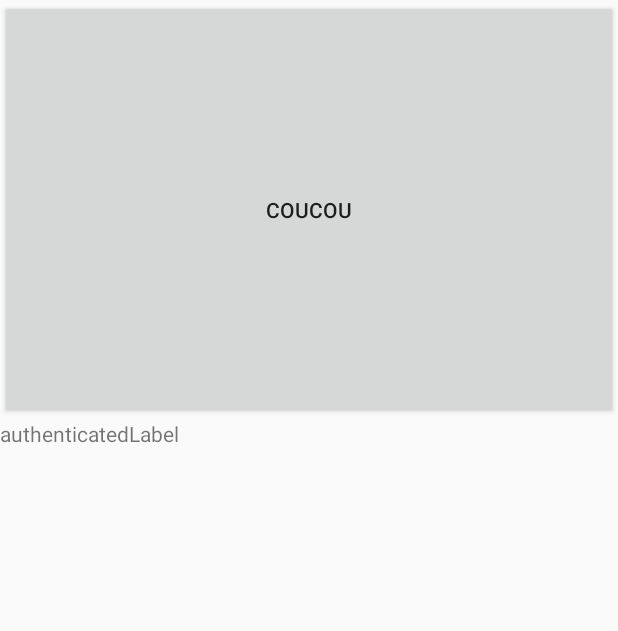
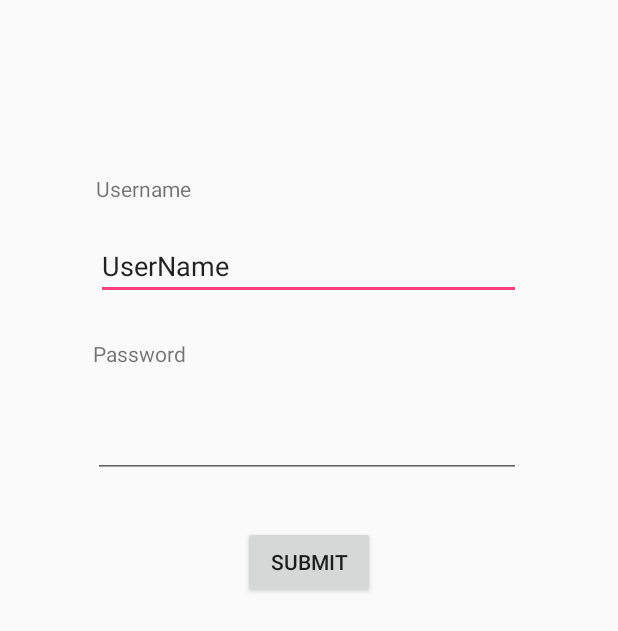
Before and after one commit to TanguyLe/WAT, an Android app: the screen it shows after launch (MainActivity before the commit, AuthenticationActivity after it), on a phone screen of 412 x 824 dp. Shown: the top 631 px of the screen. Run offline under Robolectric (Android 15) with nearby library versions, the phone set to English and light mode, and no system bars.

Commit message:
Minimal Authentication Form

```diff
--- a/app/src/main/AndroidManifest.xml
+++ b/app/src/main/AndroidManifest.xml
@@ -8,13 +8,13 @@
         android:label="@string/app_name"
         android:supportsRtl="true"
         android:theme="@style/AppTheme">
-        <activity android:name=".MainActivity">
+        <activity android:name=".AuthenticationActivity">
             <intent-filter>
                 <action android:name="android.intent.action.MAIN" />
-
                 <category android:name="android.intent.category.LAUNCHER" />
             </intent-filter>
         </activity>
+        <activity android:name=".ExerciceActivity"/>
     </application>
 
 </manifest>
--- /dev/null
+++ b/app/src/main/java/com/studio/tlfam/wat/AuthenticationActivity.java
@@ -0,0 +1,45 @@
+package com.studio.tlfam.wat;
+
+import android.app.Activity;
+import android.content.Intent;
+import android.os.Bundle;
+import android.text.Editable;
+import android.view.View;
+import android.widget.Button;
+import android.widget.TextView;
+import android.widget.EditText;
+
+/**
+ * Created by tanguy on 09/01/17.
+ */
+
+public class AuthenticationActivity extends Activity {
+
+    TextView myTextViewUsername = null, myTextViewPassword = null;
+    EditText myEditTextUsername = null, myEditTextPassword = null;
+    Button submitButton = null;
+
+    private View.OnClickListener clickListenerButtons = new View.OnClickListener() {
+        @Override
+        public void onClick(View v) {
+            Intent myIntent = new Intent(AuthenticationActivity.this, ExerciceActivity.class);
+            myIntent.putExtra("username", myEditTextUsername.getText().toString());
+            myIntent.putExtra("password", myEditTextPassword.getText().toString());
+            AuthenticationActivity.this.startActivity(myIntent);
+        }
+    };
+
+    protected void onCreate(Bundle savedInstanceState) {
+        super.onCreate(savedInstanceState);
+        setContentView(R.layout.authentication_form);
+
+        myTextViewUsername = (TextView)findViewById(R.id.usernameLabel);
+        myTextViewPassword = (TextView)findViewById(R.id.passwordLabel);
+        myEditTextUsername = (EditText)findViewById(R.id.usernameField);
+        myEditTextPassword = (EditText)findViewById(R.id.passwordField);
+        submitButton = (Button)findViewById(R.id.submitButton);
+
+        submitButton.setOnClickListener(clickListenerButtons);
+
+    }
+}
--- a/app/src/main/java/com/studio/tlfam/wat/MainActivity.java
+++ /dev/null
@@ -1,45 +0,0 @@
-package com.studio.tlfam.wat;
-
-import android.app.Activity;
-import android.content.DialogInterface;
-import android.os.Bundle;
-import android.support.v4.widget.TextViewCompat;
-import android.view.MotionEvent;
-import android.view.View;
-import android.widget.Button;
-import android.widget.TextView;
-
-
-public class MainActivity extends Activity {
-    Button monbouton = null;
-    TextView myText = null;
-
-
-    private View.OnClickListener clickListenerButtons = new View.OnClickListener() {
-        @Override
-        public void onClick(View v) {
-            if(monbouton.getText() == "Yolo")
-                monbouton.setText("Lala");
-            else
-                monbouton.setText("Yolo");
-        }
-    };
-
-    private View.OnTouchListener touchListenerButtons = new View.OnTouchListener() {
-        @Override
-        public boolean onTouch(View v, MotionEvent event) {
-            monbouton.setTextSize(Math.abs(event.getX() - monbouton.getWidth() / 2) +
-                                  Math.abs(event.getY() - monbouton.getHeight() / 2));
-            return true;
-        }
-    };
-
-    @Override
-    protected void onCreate(Bundle savedInstanceState) {
-        super.onCreate(savedInstanceState);
-        setContentView(R.layout.exercice_layout);
-
-        monbouton = (Button)findViewById(R.id.bouton);
-        monbouton.setOnTouchListener(touchListenerButtons);
-    }
-}
--- a/app/src/main/res/layout/authentication_form.xml
+++ b/app/src/main/res/layout/authentication_form.xml
@@ -32,22 +32,11 @@
             android:text="Password"
             android:layout_width="wrap_content"
             android:layout_height="wrap_content"
-            android:id="@+id/PasswordLabel"
+            android:id="@+id/passwordLabel"
             android:layout_below="@+id/usernameField"
             android:layout_alignLeft="@+id/passwordField"
             android:layout_alignStart="@+id/passwordField"
             android:layout_marginTop="26dp" />
-
-        <EditText
-            android:layout_width="285dp"
-            android:layout_height="wrap_content"
-            android:inputType="textPassword"
-            android:ems="10"
-            android:id="@+id/passwordField"
-            android:layout_below="@+id/PasswordLabel"
-            android:layout_alignRight="@+id/usernameField"
-            android:layout_alignEnd="@+id/usernameField"
-            android:layout_marginTop="27dp" />
 
         <Button
             android:text="Submit"
@@ -57,5 +46,16 @@
             android:layout_centerHorizontal="true"
             android:layout_marginTop="77dp"
             android:id="@+id/submitButton" />
+
+        <EditText
+            android:layout_width="285dp"
+            android:layout_height="wrap_content"
+            android:inputType="textPassword"
+            android:ems="10"
+            android:id="@+id/passwordField"
+            android:layout_marginTop="28dp"
+            android:layout_below="@+id/passwordLabel"
+            android:layout_alignRight="@+id/usernameField"
+            android:layout_alignEnd="@+id/usernameField" />
     </RelativeLayout>
 </LinearLayout>
--- a/app/src/main/res/layout/exercice_layout.xml
+++ b/app/src/main/res/layout/exercice_layout.xml
@@ -6,7 +6,7 @@
     android:weightSum="1">
 
     <Button
-        android:id="@+id/bouton"
+        android:id="@+id/button1"
         android:layout_width="fill_parent"
         android:layout_height="279dp"
         android:layout_gravity="center"
@@ -16,7 +16,7 @@
         android:text="authenticatedLabel"
         android:layout_width="match_parent"
         android:layout_height="wrap_content"
-        android:id="@+id/textView3"
+        android:id="@+id/authenticatedLabel"
         android:layout_weight="0.49" />
 
 </LinearLayout>
```
Also changed, not shown: app/src/main/java/com/studio/tlfam/wat/ExerciceActivity.java (added, +44 -0 lines).
